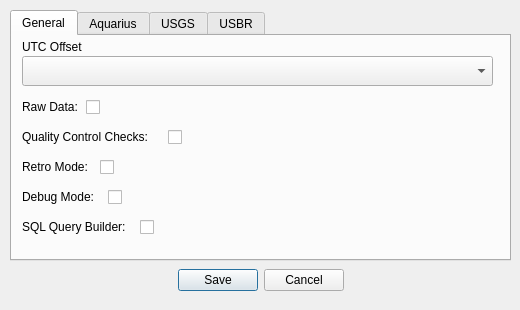
The window that ui/winOptions.ui (S31F3R/DataDoctor) describes before a commit, drawn with Qt 5.
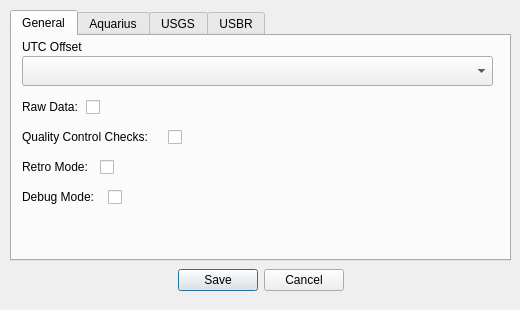
The same window after the commit. The open tabs and pages were chosen to show the change. Icons and pictures are not drawn.

Commit message: Fixed doube click edit query to allow changing of interval. Updated data dictionary logic for creating labels. Cleaned up old images.

Diff of the .ui file:
```diff
--- a/ui/winOptions.ui
+++ b/ui/winOptions.ui
@@ -179,32 +179,6 @@
       <string>Retro Mode:</string>
      </property>
     </widget>
-    <widget class="QLabel" name="lblSQL">
-     <property name="geometry">
-      <rect>
-       <x>10</x>
-       <y>180</y>
-       <width>481</width>
-       <height>21</height>
-      </rect>
-     </property>
-     <property name="text">
-      <string>SQL Query Builder:</string>
-     </property>
-    </widget>
-    <widget class="QCheckBox" name="chkbEnableSQL">
-     <property name="geometry">
-      <rect>
-       <x>128</x>
-       <y>180</y>
-       <width>21</width>
-       <height>22</height>
-      </rect>
-     </property>
-     <property name="text">
-      <string/>
-     </property>
-    </widget>
     <zorder>lblQc</zorder>
     <zorder>lblDebug</zorder>
     <zorder>lblSQL</zorder>
```
Left out of the diff: 2 changed lines with no effect on the pictures. The commit also changes 9 other files.
